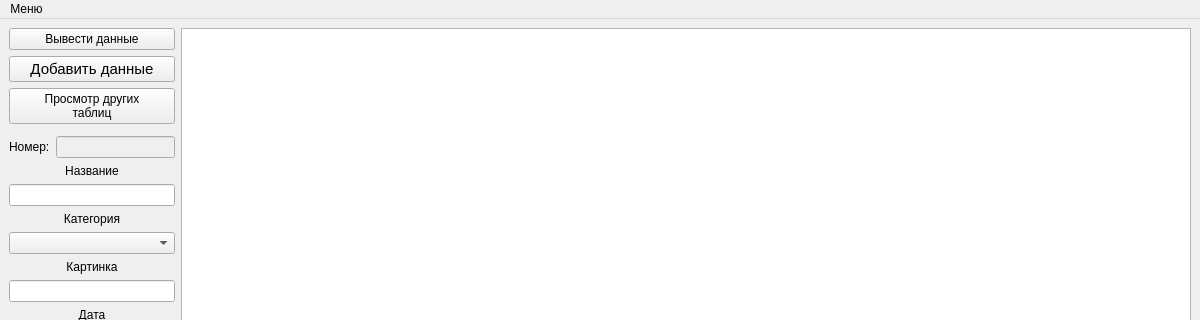
The window that mainwindow.ui (Monliker2/UD) describes before a commit, drawn with Qt 5; both pictures show x 0 to 1200 and y 0 to 320 of the 1200 by 669 pixel window.
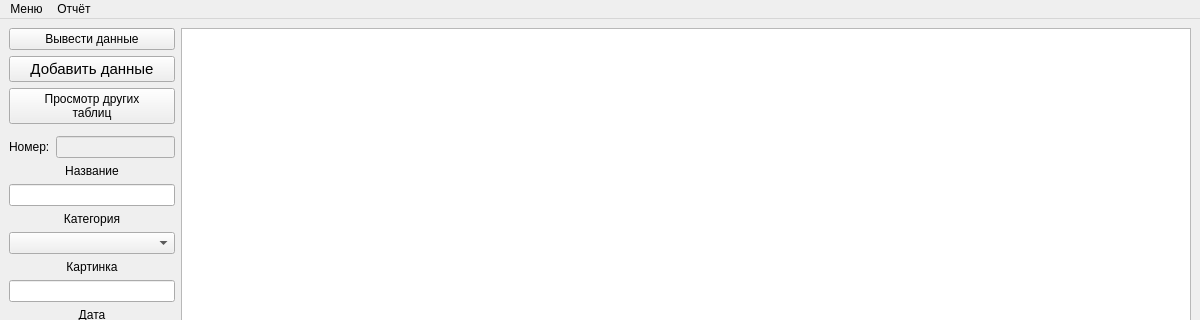
The same window after the commit.

```diff
--- a/mainwindow.ui
+++ b/mainwindow.ui
@@ -233,7 +233,14 @@
     </property>
     <addaction name="action"/>
    </widget>
+   <widget class="QMenu" name="menu_2">
+    <property name="title">
+     <string>Отчёт</string>
+    </property>
+    <addaction name="action_2"/>
+   </widget>
    <addaction name="menu"/>
+   <addaction name="menu_2"/>
   </widget>
   <widget class="QStatusBar" name="statusbar"/>
   <action name="action">
```
Left out of the diff: 5 changed lines with no effect on the pictures.
